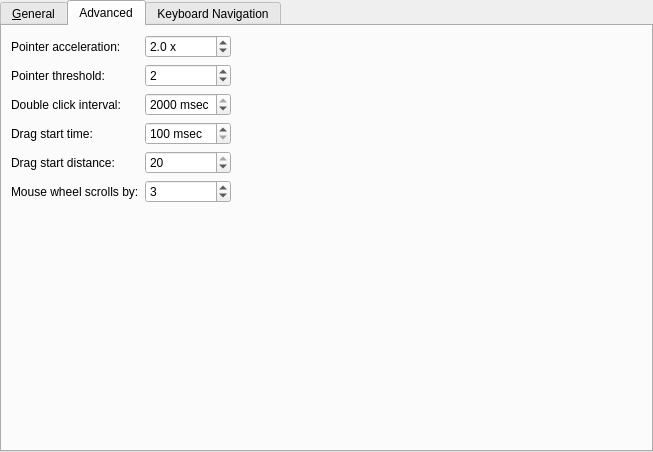
Qt form kcms/input/kcmmouse.ui (Sonic-DE/sonic-desktop-interface) before a commit.
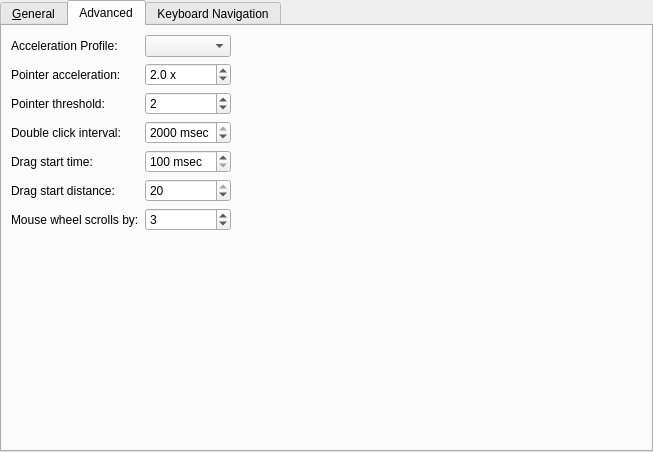
The same form after that commit. The open tabs and pages were chosen to show the change.

Patch:
```diff
--- a/kcms/input/kcmmouse.ui
+++ b/kcms/input/kcmmouse.ui
@@ -202,7 +202,7 @@
       <layout class="QHBoxLayout" name="horizontalLayout" stretch="0,1">
        <item>
         <layout class="QFormLayout" name="formLayout">
-         <item row="0" column="0">
+         <item row="1" column="0">
           <widget class="QLabel" name="label">
            <property name="text">
             <string>Pointer acceleration:</string>
@@ -212,7 +212,7 @@
            </property>
           </widget>
          </item>
-         <item row="1" column="0">
+         <item row="2" column="0">
           <widget class="QLabel" name="label_2">
            <property name="text">
             <string>Pointer threshold:</string>
@@ -222,7 +222,7 @@
            </property>
           </widget>
          </item>
-         <item row="2" column="0">
+         <item row="3" column="0">
           <widget class="QLabel" name="label_3">
            <property name="text">
             <string>Double click interval:</string>
@@ -232,7 +232,7 @@
            </property>
           </widget>
          </item>
-         <item row="3" column="0">
+         <item row="4" column="0">
           <widget class="QLabel" name="label_4">
            <property name="text">
             <string>Drag start time:</string>
@@ -242,7 +242,7 @@
            </property>
           </widget>
          </item>
-         <item row="4" column="0">
+         <item row="5" column="0">
           <widget class="QLabel" name="label_5">
            <property name="text">
             <string>Drag start distance:</string>
@@ -252,7 +252,7 @@
            </property>
           </widget>
          </item>
-         <item row="5" column="0">
+         <item row="6" column="0">
           <widget class="QLabel" name="label_6">
            <property name="text">
             <string>Mouse wheel scrolls by:</string>
@@ -262,7 +262,7 @@
            </property>
           </widget>
          </item>
-         <item row="0" column="1">
+         <item row="1" column="1">
           <widget class="QDoubleSpinBox" name="accel">
            <property name="sizePolicy">
             <sizepolicy hsizetype="MinimumExpanding" vsizetype="Fixed">
@@ -293,7 +293,7 @@
            </property>
           </widget>
          </item>
-         <item row="1" column="1">
+         <item row="2" column="1">
           <widget class="QSpinBox" name="thresh">
            <property name="sizePolicy">
             <sizepolicy hsizetype="MinimumExpanding" vsizetype="Fixed">
@@ -312,7 +312,7 @@
            </property>
           </widget>
          </item>
-         <item row="2" column="1">
+         <item row="3" column="1">
           <widget class="QSpinBox" name="doubleClickInterval">
            <property name="sizePolicy">
             <sizepolicy hsizetype="MinimumExpanding" vsizetype="Fixed">
@@ -340,7 +340,7 @@
            </property>
           </widget>
          </item>
-         <item row="3" column="1">
+         <item row="4" column="1">
           <widget class="QSpinBox" name="dragStartTime">
            <property name="sizePolicy">
             <sizepolicy hsizetype="MinimumExpanding" vsizetype="Fixed">
@@ -365,7 +365,7 @@
            </property>
           </widget>
          </item>
-         <item row="4" column="1">
+         <item row="5" column="1">
           <widget class="QSpinBox" name="dragStartDist">
            <property name="sizePolicy">
             <sizepolicy hsizetype="MinimumExpanding" vsizetype="Fixed">
@@ -387,7 +387,7 @@
            </property>
           </widget>
          </item>
-         <item row="5" column="1">
+         <item row="6" column="1">
           <widget class="QSpinBox" name="wheelScrollLines">
            <property name="sizePolicy">
             <sizepolicy hsizetype="MinimumExpanding" vsizetype="Fixed">
@@ -409,6 +409,26 @@
            </property>
           </widget>
          </item>
+         <item row="0" column="0">
+          <widget class="QLabel" name="accelerationProfileLabel">
+           <property name="text">
+            <string>Acceleration Profile:</string>
+           </property>
+           <property name="buddy">
+            <cstring>accelProfileComboBox</cstring>
+           </property>
+          </widget>
+         </item>
+         <item row="0" column="1">
+          <widget class="QComboBox" name="accelProfileComboBox">
+           <property name="sizePolicy">
+            <sizepolicy hsizetype="MinimumExpanding" vsizetype="Fixed">
+             <horstretch>0</horstretch>
+             <verstretch>0</verstretch>
+            </sizepolicy>
+           </property>
+          </widget>
+         </item>
         </layout>
        </item>
        <item>
```
